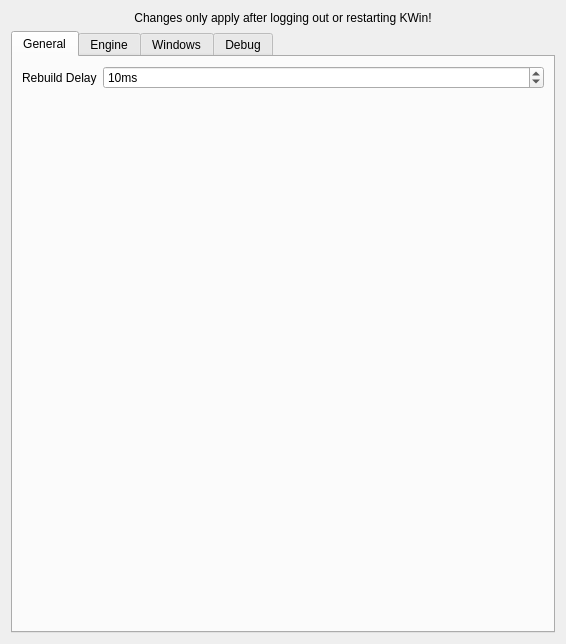
The window that res/config.ui (zeroxoneafour/polonium) describes before a commit, drawn with Qt 5.
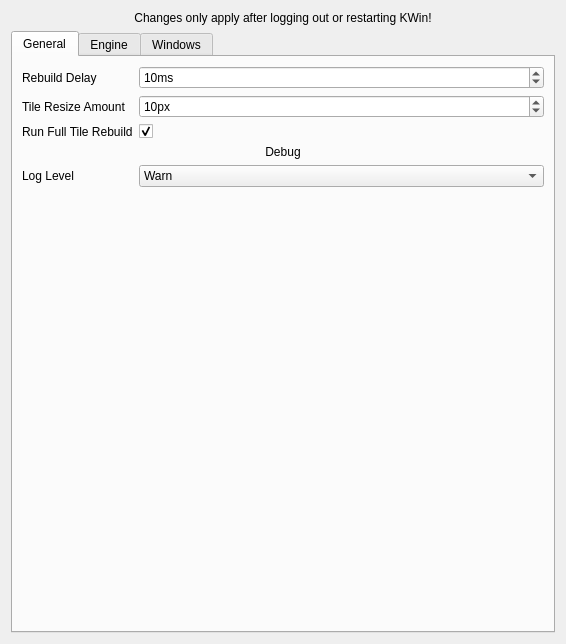
The same window after the commit. The open tabs and pages were chosen to show the change.

```diff
--- a/res/config.ui
+++ b/res/config.ui
@@ -26,12 +26,6 @@
          <string>General</string>
         </attribute>
         <layout class="QFormLayout" name="formLayout_2">
-         <property name="labelAlignment">
-          <set>Qt::AlignmentFlag::AlignRight|Qt::AlignmentFlag::AlignTrailing|Qt::AlignmentFlag::AlignVCenter</set>
-         </property>
-         <property name="formAlignment">
-          <set>Qt::AlignmentFlag::AlignLeading|Qt::AlignmentFlag::AlignLeft|Qt::AlignmentFlag::AlignTop</set>
-         </property>
          <item row="0" column="0">
           <widget class="QLabel" name="rebuildDelayLabel">
            <property name="text">
@@ -55,6 +49,102 @@
            </property>
           </widget>
          </item>
+         <item row="1" column="0">
+          <widget class="QLabel" name="tileResizeAmountLabel">
+           <property name="text">
+            <string>Tile Resize Amount</string>
+           </property>
+          </widget>
+         </item>
+         <item row="1" column="1">
+          <widget class="QSpinBox" name="kcfg_TileResizeAmount">
+           <property name="suffix">
+            <string>px</string>
+           </property>
+           <property name="minimum">
+            <number>1</number>
+           </property>
+           <property name="maximum">
+            <number>1000</number>
+           </property>
+           <property name="value">
+            <number>10</number>
+           </property>
+          </widget>
+         </item>
+         <item row="3" column="0" colspan="2">
+          <widget class="QLabel" name="debugTitle">
+           <property name="sizePolicy">
+            <sizepolicy hsizetype="Expanding" vsizetype="Fixed">
+             <horstretch>0</horstretch>
+             <verstretch>0</verstretch>
+            </sizepolicy>
+           </property>
+           <property name="text">
+            <string>Debug</string>
+           </property>
+           <property name="alignment">
+            <set>Qt::AlignmentFlag::AlignCenter</set>
+           </property>
+          </widget>
+         </item>
+         <item row="4" column="0">
+          <widget class="QLabel" name="logLevelLabel">
+           <property name="text">
+            <string>Log Level</string>
+           </property>
+          </widget>
+         </item>
+         <item row="4" column="1">
+          <widget class="QComboBox" name="kcfg_LogLevel">
+           <property name="currentIndex">
+            <number>1</number>
+           </property>
+           <item>
+            <property name="text">
+             <string>Error</string>
+            </property>
+           </item>
+           <item>
+            <property name="text">
+             <string>Warn</string>
+            </property>
+           </item>
+           <item>
+            <property name="text">
+             <string>Log</string>
+            </property>
+           </item>
+           <item>
+            <property name="text">
+             <string>Debug</string>
+            </property>
+           </item>
+          </widget>
+         </item>
+         <item row="2" column="0">
+          <widget class="QLabel" name="fullRebuildLabel">
+           <property name="toolTip">
+            <string>&lt;html&gt;&lt;head/&gt;&lt;body&gt;&lt;p&gt;Increases lag but ensures tiles in groups of 3 or more are properly sized.&lt;/p&gt;&lt;/body&gt;&lt;/html&gt;</string>
+           </property>
+           <property name="text">
+            <string>Run Full Tile Rebuild</string>
+           </property>
+          </widget>
+         </item>
+         <item row="2" column="1">
+          <widget class="QCheckBox" name="kcfg_FullRebuild">
+           <property name="toolTip">
+            <string>&lt;html&gt;&lt;head/&gt;&lt;body&gt;&lt;p&gt;Increases lag but ensures tiles in groups of 3 or more are properly sized.&lt;/p&gt;&lt;/body&gt;&lt;/html&gt;</string>
+           </property>
+           <property name="text">
+            <string/>
+           </property>
+           <property name="checked">
+            <bool>true</bool>
+           </property>
+          </widget>
+         </item>
         </layout>
        </widget>
        <widget class="QWidget" name="Engine">
@@ -198,47 +288,6 @@
          </item>
         </layout>
        </widget>
-       <widget class="QWidget" name="Debug">
-        <attribute name="title">
-         <string>Debug</string>
-        </attribute>
-        <layout class="QFormLayout" name="formLayout">
-         <item row="0" column="0">
-          <widget class="QLabel" name="logLevelLabel">
-           <property name="text">
-            <string>Log Level</string>
-           </property>
-          </widget>
-         </item>
-         <item row="0" column="1">
-          <widget class="QComboBox" name="kcfg_LogLevel">
-           <property name="currentIndex">
-            <number>1</number>
-           </property>
-           <item>
-            <property name="text">
-             <string>Error</string>
-            </property>
-           </item>
-           <item>
-            <property name="text">
-             <string>Warn</string>
-            </property>
-           </item>
-           <item>
-            <property name="text">
-             <string>Log</string>
-            </property>
-           </item>
-           <item>
-            <property name="text">
-             <string>Debug</string>
-            </property>
-           </item>
-          </widget>
-         </item>
-        </layout>
-       </widget>
       </widget>
      </item>
     </layout>
```
Left out of the diff: 4 changed lines with no effect on the pictures.
